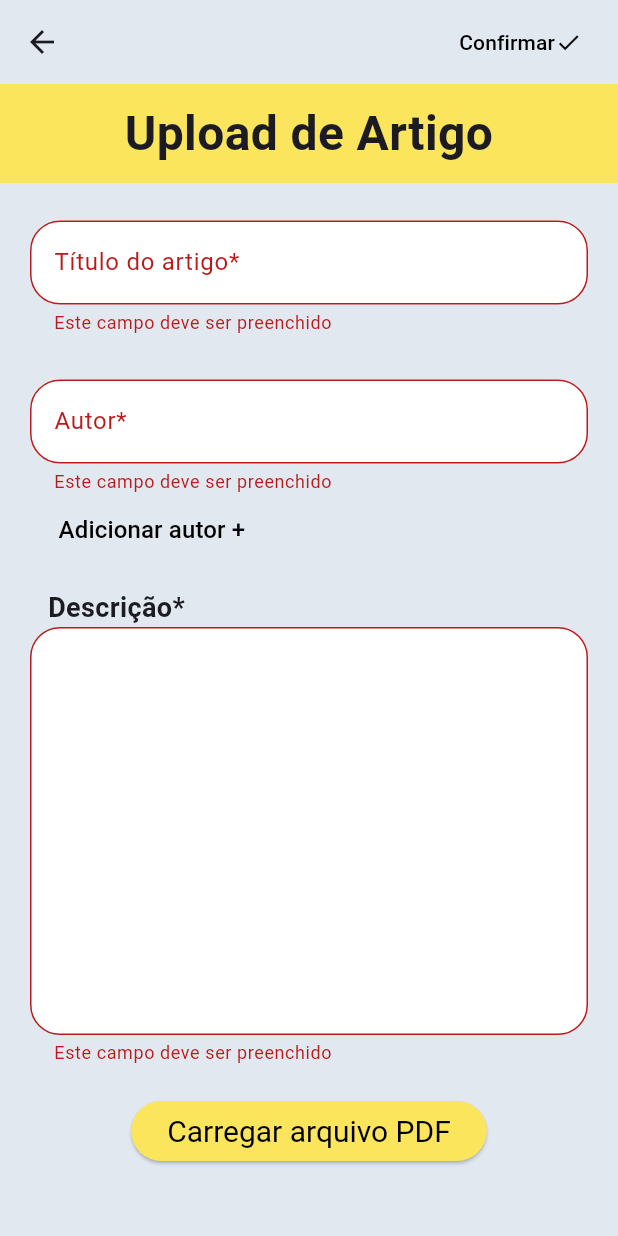
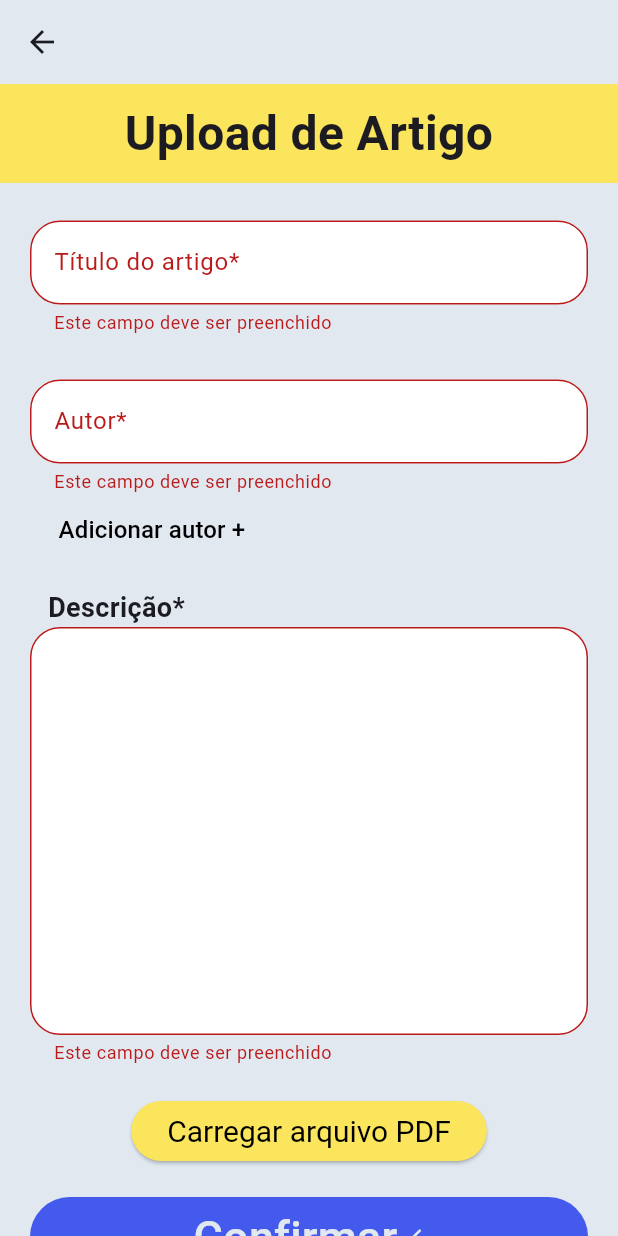
Before and after one commit to rafasandev/Uni_papers, a Flutter app: the ArticleCreationPage screen opened directly with empty values, after a tap on "Confirmar", on a phone screen of 412 x 824 dp. Run offline on Flutter 3.47's test engine with Material 3 defaults, Android fonts, the phone set to English and light mode, and no system bars; our stand-ins replace file_picker, open_file; missing offline and left inert: document_file_save_plus.

Commit message:
finalização projeto

```diff
--- a/lib/models/entities/research.dart
+++ b/lib/models/entities/research.dart
@@ -93,9 +93,9 @@ class Research {
     _author = value;
   }
 
-  // String get collaborators => _collaborators;
+  String? get collaborators => _collaborators;
 
-  set collaborators(String value) {
+  set collaborators(String? value) {
     _collaborators = value;
   }
 }
--- a/lib/pages/article_creation_page.dart
+++ b/lib/pages/article_creation_page.dart
@@ -1,4 +1,7 @@
+import 'dart:async';
+
 import 'package:flutter/material.dart';
+import 'package:unipapers_project/models/entities/research.dart';
 import '/utils/colors.dart';
 import '/utils/http_requests/connections.dart';
 import '/widgets/util_functions.dart';
@@ -20,6 +23,9 @@ class _ArticleCreationPageState extends State<ArticleCreationPage> {
   String fileBase64 = "";
   String fileName = "";
 
+  Research? response = null;
+  bool researchCreated = false;
+
   @override
   Widget build(BuildContext context) {
     int writerId = ModalRoute.of(context)!.settings.arguments as int;
@@ -27,39 +33,10 @@ class _ArticleCreationPageState extends State<ArticleCreationPage> {
       backgroundColor: background,
       appBar: AppBar(
         backgroundColor: background,
-        actions: [
-          ElevatedButton(
-            onPressed: () async {
-              _formKey.currentState!.validate();
-              String collaborators = "";
-              for (var authorName in author.values) {
-                collaborators += "$authorName---";
-              }
-              if (fileBase64 != "" && fileName != "" && collaborators != "") {
-                await createResearch(
-                  title,
-                  collaborators,
-                  description,
-                  fileBase64,
-                  writerId.toString(),
-                );
-              }
-            },
-            style: ElevatedButton.styleFrom(
-                backgroundColor: background,
-                elevation: 0,
-                foregroundColor: Colors.black),
-            child: const Row(
-              children: [
-                Text("Confirmar"),
-                Icon(Icons.check),
-              ],
-            ),
-          ),
-        ],
       ),
       body: SingleChildScrollView(
-        child: Column(
+        child: !researchCreated
+            ? Column(
                 children: [
                   Container(
                     width: double.infinity,
@@ -90,8 +67,9 @@ class _ArticleCreationPageState extends State<ArticleCreationPage> {
                               border: OutlineInputBorder(
                                   borderRadius: BorderRadius.circular(20)),
                             ),
-                      validator: (value) =>
-                          value == "" ? "Este campo deve ser preenchido" : null,
+                            validator: (value) => value == ""
+                                ? "Este campo deve ser preenchido"
+                                : null,
                             onChanged: (value) {
                               setState(() {
                                 title = value;
@@ -104,14 +82,16 @@ class _ArticleCreationPageState extends State<ArticleCreationPage> {
                             children: [
                               for (var i = 0; i < countAuthors; i++)
                                 Container(
-                            margin: const EdgeInsets.fromLTRB(20, 15, 20, 0),
+                                  margin:
+                                      const EdgeInsets.fromLTRB(20, 15, 20, 0),
                                   child: TextFormField(
                                     decoration: InputDecoration(
                                       label: const Text("Autor*"),
                                       filled: true,
                                       fillColor: white,
                                       border: OutlineInputBorder(
-                                    borderRadius: BorderRadius.circular(20)),
+                                          borderRadius:
+                                              BorderRadius.circular(20)),
                                     ),
                                     validator: (value) => value == ""
                                         ? "Este campo deve ser preenchido"
@@ -188,7 +168,8 @@ class _ArticleCreationPageState extends State<ArticleCreationPage> {
                                 child: Text(
                                   "Descrição*",
                                   style: TextStyle(
-                                fontWeight: FontWeight.bold, fontSize: 18),
+                                      fontWeight: FontWeight.bold,
+                                      fontSize: 18),
                                 ),
                               ),
                               TextFormField(
@@ -229,7 +210,8 @@ class _ArticleCreationPageState extends State<ArticleCreationPage> {
                             onPressed: () {
                               List<String> valuesFile;
                               convertPDFUpload().then((value) {
-                          valuesFile = value.split(" v4ta4watv4et5v435te435 ");
+                                valuesFile =
+                                    value.split(" v4ta4watv4et5v435te435 ");
                                 setState(() {
                                   fileName = valuesFile[0];
                                   fileBase64 = valuesFile[1];
@@ -244,12 +226,79 @@ class _ArticleCreationPageState extends State<ArticleCreationPage> {
                             child: const Text("Carregar arquivo PDF"),
                           ),
                         ),
+                        Container(
+                          alignment: Alignment.center,
+                          padding: EdgeInsets.symmetric(horizontal: 20),
+                          margin: EdgeInsets.fromLTRB(0, 0, 0, 30),
+                          child: ElevatedButton(
+                            onPressed: () async {
+                              _formKey.currentState!.validate();
+                              String collaborators = "";
+                              for (var authorName in author.values) {
+                                collaborators += "$authorName---";
+                              }
+                              if (fileBase64 != "" &&
+                                  fileName != "" &&
+                                  collaborators != "") {
+                                response = await createResearch(
+                                  title,
+                                  collaborators,
+                                  description,
+                                  fileBase64,
+                                  writerId.toString(),
+                                );
+                              }
+                              setState(() {
+                                if (response != null) {
+                                  researchCreated = true;
+                                  Timer(
+                                      Duration(seconds: 4),
+                                      () => Navigator.pushNamed(
+                                          context, "/main_page"));
+                                }
+                              });
+                            },
+                            style: ElevatedButton.styleFrom(
+                              backgroundColor: blue,
+                              elevation: 0,
+                              foregroundColor: Colors.black,
+                            ),
+                            child: Row(
+                              mainAxisAlignment: MainAxisAlignment.center,
+                              children: [
+                                Container(
+                                  padding: EdgeInsets.symmetric(
+                                    vertical: 5,
+                                  ),
+                                  child: Text(
+                                    "Confirmar",
+                                    style: TextStyle(
+                                      fontSize: 30,
+                                      color: background,
+                                    ),
+                                  ),
+                                ),
+                                Icon(
+                                  Icons.check,
+                                  color: background,
+                                ),
                               ],
+                            ),
                           ),
                         ),
                       ],
                     ),
                   ),
+                ],
+              )
+            : Center(
+                child: Text(
+                  "Artigo Criado com sucesso",
+                  style: TextStyle(
+                      fontSize: 20, color: blue, fontWeight: FontWeight.bold),
+                ),
+              ),
+      ),
     );
   }
 }
--- a/lib/pages/home_page.dart
+++ b/lib/pages/home_page.dart
@@ -32,6 +32,8 @@ class _HomePageState extends State<HomePage> {
               return Center(child: Text('Error: ${snapshot.error}'));
             } else {
               List<Research> researches = snapshot.data!;
+              researches = researches.reversed.toList();
+
               if (snapshot.hasData) {
                 return Column(
                   children: [
--- a/lib/pages/single_article_page.dart
+++ b/lib/pages/single_article_page.dart
@@ -31,7 +31,7 @@ class SingleArticlePage extends StatelessWidget {
                 width: double.infinity,
                 padding: const EdgeInsets.symmetric(horizontal: 25),
                 child: Text(
-                  utf8.decode(article.title.toUpperCase().codeUnits),
+                  utf8.decode(article.title.codeUnits),
                   style: const TextStyle(
                     fontSize: 30,
                     fontWeight: FontWeight.bold,
@@ -115,7 +115,7 @@ class SingleArticlePage extends StatelessWidget {
                     saveBLOBAsPDF(article.blobFile, article.title);
                   },
                   style: ElevatedButton.styleFrom(
-                      backgroundColor: blue,
+                      backgroundColor: yellow,
                       side: const BorderSide(
                         color: Colors.black,
                         width: 2,
@@ -125,7 +125,7 @@ class SingleArticlePage extends StatelessWidget {
                     child: const Text(
                       "Baixar artigo em PDF",
                       style: TextStyle(
-                        color: white,
+                        color: Colors.black,
                         fontWeight: FontWeight.bold,
                         fontSize: 18,
                       ),
```
Also changed, not shown: lib/pages/edit_profile_page.dart (+32 -5 lines), lib/widgets/article_widget.dart (+18 -18 lines). Lines whose indentation alone changed are shown as unchanged.
